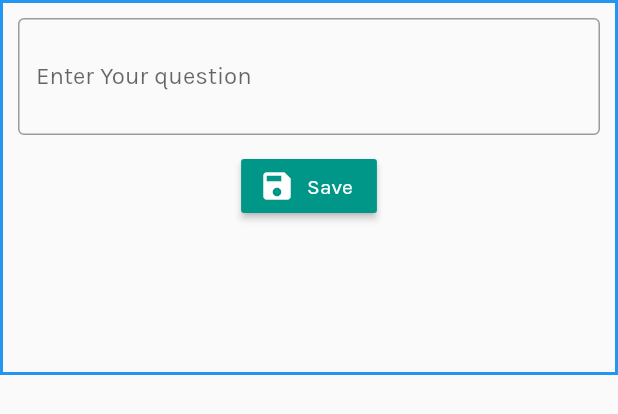
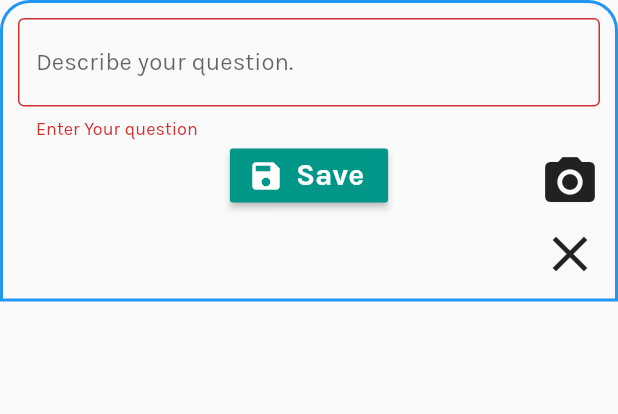
Before and after one commit to ashishs07/sarvodian, a Flutter app: the StudentAddQuestion widget shown alone on an empty page, opened directly, after a tap on "Save", on a phone screen of 412 x 824 dp. Shown: the top 414 px of the screen. Run offline on Flutter 3.47's test engine with Material 2 defaults, Android fonts, the phone set to English and light mode, and no system bars; our stand-ins replace fluttertoast, image_cropper, image_picker.

Commit message:
Adding Image Picker

```diff
--- a/lib/models/question_model.dart
+++ b/lib/models/question_model.dart
@@ -1,13 +1,17 @@
+import 'dart:io';
+
 import 'package:flutter/material.dart';
 
 class QuestionModel {
   final String question;
   String answer;
   final String email;
+  List<File> images;
 
   QuestionModel({
     @required this.question,
+    @required this.email,
     this.answer,
-    @required this.email,
+    this.images,
   });
 }
--- a/lib/providers/question_provider.dart
+++ b/lib/providers/question_provider.dart
@@ -10,4 +10,9 @@ class QuestionProvider with ChangeNotifier {
   List<QuestionModel> get questions {
     return [..._questions];
   }
+
+  void addQuestion(QuestionModel question) {
+    _questions.add(question);
+    notifyListeners();
+  }
 }
--- a/lib/screens/student/auth_screen.dart
+++ b/lib/screens/student/auth_screen.dart
@@ -27,6 +27,7 @@ class _StudentAuthScreenState extends State<StudentAuthScreen> {
     _formKey.currentState.save();
     final userData = Provider.of<UserProvider>(context, listen: false);
     userData.setUser(_formData);
+    FocusScope.of(context).unfocus();
     Navigator.of(context).pushReplacementNamed(StudentHomeScreen.routeName);
   }
 
--- a/lib/screens/student/home_screen.dart
+++ b/lib/screens/student/home_screen.dart
@@ -2,29 +2,41 @@ import 'package:flutter/material.dart';
 import 'package:provider/provider.dart';
 
 import '../../providers/question_provider.dart';
-
 import './drawer.dart';
-import './question_card.dart';
+import './widgets/question_card.dart';
+import './widgets/add_question.dart';
 
 class StudentHomeScreen extends StatelessWidget {
   static const routeName = '/student-home';
+  final _scaffoldKey = GlobalKey<ScaffoldState>();
 
-  final _scaffoldKey = GlobalKey<ScaffoldState>();
   @override
   Widget build(BuildContext context) {
-    final questionData = Provider.of<QuestionProvider>(context);
     return Scaffold(
       key: _scaffoldKey,
       appBar: AppBar(
         title: Text('Questions'),
       ),
       drawer: StudentDrawer(),
-      body: ListView.builder(
+      body: Padding(
+        padding: const EdgeInsets.all(8.0),
+        child: _buildQuestionList(context),
+      ),
+      floatingActionButton: _buildFloatingButton(),
+    );
+  }
+
+  Widget _buildQuestionList(BuildContext context) {
+    final questionData = Provider.of<QuestionProvider>(context);
+    return ListView.builder(
       itemCount: questionData.questions.length,
       itemBuilder: (ctx, index) =>
-            StudentQuestionCard(questionData.questions[index], index),
-      ),
-      floatingActionButton: FloatingActionButton(
+          StudentQuestionCard(questionData.questions[index]),
+    );
+  }
+
+  Widget _buildFloatingButton() {
+    return FloatingActionButton(
       child: Icon(
         Icons.add,
         size: 35,
@@ -33,42 +45,6 @@ class StudentHomeScreen extends StatelessWidget {
         _scaffoldKey.currentState
             .showBottomSheet((ctx) => StudentAddQuestion());
       },
-      ),
     );
   }
 }
-
-class StudentAddQuestion extends StatelessWidget {
-  @override
-  Widget build(BuildContext context) {
-    return Container(
-      padding: const EdgeInsets.all(10),
-      height: 250,
-      decoration: BoxDecoration(
-        border: Border.all(color: Colors.blue, width: 2),
-      ),
-      child: Form(
-          child: ListView(
-        children: <Widget>[
-          TextFormField(
-            decoration: InputDecoration(
-              border: OutlineInputBorder(),
-              labelText: 'Enter Your question',
-            ),
-            minLines: 2,
-            maxLines: 5,
-          ),
-          SizedBox(height: 10),
-          Container(
-            alignment: Alignment.center,
-            child: RaisedButton.icon(
-              icon: Icon(Icons.save),
-              label: Text('Save'),
-              onPressed: () {},
-            ),
-          )
-        ],
-      )),
-    );
-  }
-}
--- /dev/null
+++ b/lib/screens/student/widgets/add_question.dart
@@ -0,0 +1,178 @@
+import 'dart:io';
+import 'package:flutter/material.dart';
+import 'package:image_cropper/image_cropper.dart';
+import 'package:provider/provider.dart';
+import 'package:image_picker/image_picker.dart';
+import 'package:fluttertoast/fluttertoast.dart';
+
+import '../../../models/question_model.dart';
+import '../../../providers/question_provider.dart';
+import '../../../providers/user_provider.dart';
+
+class StudentAddQuestion extends StatefulWidget {
+  @override
+  _StudentAddQuestionState createState() => _StudentAddQuestionState();
+}
+
+class _StudentAddQuestionState extends State<StudentAddQuestion> {
+  final _formKey = GlobalKey<FormState>();
+  String _question;
+  List<File> _images = [];
+  File _currentImage;
+
+  void _pickAndCropImage() async {
+    await _pickImage();
+    await _cropImage();
+  }
+
+  Future<void> _pickImage() async {
+    _currentImage = await ImagePicker.pickImage(source: ImageSource.camera);
+    if (_currentImage != null) {
+      Fluttertoast.showToast(msg: 'Image clicked');
+    } else {
+      Fluttertoast.showToast(msg: 'Couldn\'t click image');
+    }
+  }
+
+  Future<void> _cropImage() async {
+    if (_currentImage == null) {
+      return;
+    }
+    File croppedImage = await ImageCropper.cropImage(
+      sourcePath: _currentImage.path,
+      androidUiSettings: AndroidUiSettings(
+        showCropGrid: false,
+        initAspectRatio: CropAspectRatioPreset.original,
+        lockAspectRatio: false,
+      ),
+    );
+    if (croppedImage == null) {
+      _currentImage = null;
+      return;
+    }
+
+    _currentImage = croppedImage;
+    setState(() {
+      _images.add(_currentImage);
+    });
+  }
+
+  void _saveButton() {
+    if (!_formKey.currentState.validate()) {
+      return;
+    }
+    _formKey.currentState.save();
+    final userData = Provider.of<UserProvider>(context, listen: false);
+    final questionData = Provider.of<QuestionProvider>(context, listen: false);
+
+    questionData.addQuestion(QuestionModel(
+        question: _question, email: userData.user['email'], images: _images));
+
+    _formKey.currentState.reset();
+    FocusScope.of(context).unfocus();
+    Navigator.of(context).pop();
+  }
+
+  @override
+  Widget build(BuildContext context) {
+    return Container(
+      padding: const EdgeInsets.all(10),
+      decoration: BoxDecoration(
+        border: Border.all(color: Colors.blue, width: 2),
+        borderRadius: BorderRadius.only(
+            topLeft: Radius.circular(20), topRight: Radius.circular(20)),
+      ),
+      child: Form(
+        key: _formKey,
+        child: Wrap(
+          children: <Widget>[
+            _buildQuestionTTF(),
+            if (_images.isNotEmpty) _buildImagesListView(),
+            Stack(
+              children: <Widget>[
+                Align(
+                  alignment: Alignment.center,
+                  child: _buildSaveButton(),
+                ),
+                Align(
+                  alignment: Alignment.centerRight,
+                  child: _buildCameraButton(),
+                ),
+              ],
+            ),
+            _buildDownButton(),
+          ],
+        ),
+      ),
+    );
+  }
+
+  Widget _buildQuestionTTF() {
+    return TextFormField(
+      decoration: InputDecoration(
+        border: OutlineInputBorder(),
+        labelText: 'Describe your question.',
+      ),
+      minLines: 1,
+      maxLines: 5,
+      validator: (value) {
+        if (value.isEmpty) {
+          return 'Enter Your question';
+        }
+        return null;
+      },
+      onSaved: (value) {
+        _question = value;
+      },
+    );
+  }
+
+  Widget _buildImagesListView() {
+    return Container(
+      height: 100,
+      child: ListView.builder(
+        itemCount: _images.length,
+        itemBuilder: (ctx, index) => Padding(
+          padding: const EdgeInsets.all(5.0),
+          child: Image.file(
+            _images[index],
+          ),
+        ),
+        scrollDirection: Axis.horizontal,
+      ),
+    );
+  }
+
+  Widget _buildSaveButton() {
+    return RaisedButton.icon(
+      icon: Icon(Icons.save),
+      label: Text(
+        'Save',
+        style: TextStyle(fontSize: 20, fontWeight: FontWeight.bold),
+      ),
+      onPressed: _saveButton,
+    );
+  }
+
+  Widget _buildCameraButton() {
+    return IconButton(
+      icon: Icon(
+        Icons.camera_alt,
+        size: 40,
+      ),
+      onPressed: _pickAndCropImage,
+    );
+  }
+
+  Widget _buildDownButton() {
+    return Align(
+      alignment: Alignment.centerRight,
+      child: IconButton(
+        icon: Icon(Icons.clear, size: 40),
+        onPressed: () {
+          Navigator.of(context).pop();
+        },
+      ),
+    );
+  }
+}
--- a/lib/screens/student/question_card.dart
+++ b/lib/screens/student/widgets/question_card.dart
@@ -1,20 +1,18 @@
 import 'package:flutter/material.dart';
 
-import '../../models/question_model.dart';
-import '../../widgets/questiontitle.dart';
-import '../../widgets/colordividerline.dart';
+import '../../../models/question_model.dart';
+import '../../../widgets/questiontitle.dart';
+import '../../../widgets/colordividerline.dart';
 
 class StudentQuestionCard extends StatelessWidget {
   final QuestionModel question;
-  final int index;
 
-  StudentQuestionCard(this.question, this.index);
+  StudentQuestionCard(this.question);
 
   @override
   Widget build(BuildContext context) {
     return Card(
       semanticContainer: true,
-      margin: const EdgeInsets.all(10),
       child: Padding(
         padding: const EdgeInsets.all(8.0),
         child: Column(
--- a/pubspec.yaml
+++ b/pubspec.yaml
@@ -25,6 +25,9 @@ dependencies:
   cupertino_icons: ^0.1.2
   provider: ^4.0.2
   carousel_slider: ^1.4.1
+  image_picker: ^0.6.3+1
+  image_cropper: ^1.2.1
+  fluttertoast: ^3.1.3
 
 dev_dependencies:
   flutter_test:
```
Also changed, not shown: lib/screens/student/drawer.dart (+8 -2 lines), pubspec.lock, 1 other file. Lines whose indentation alone changed are shown as unchanged.
